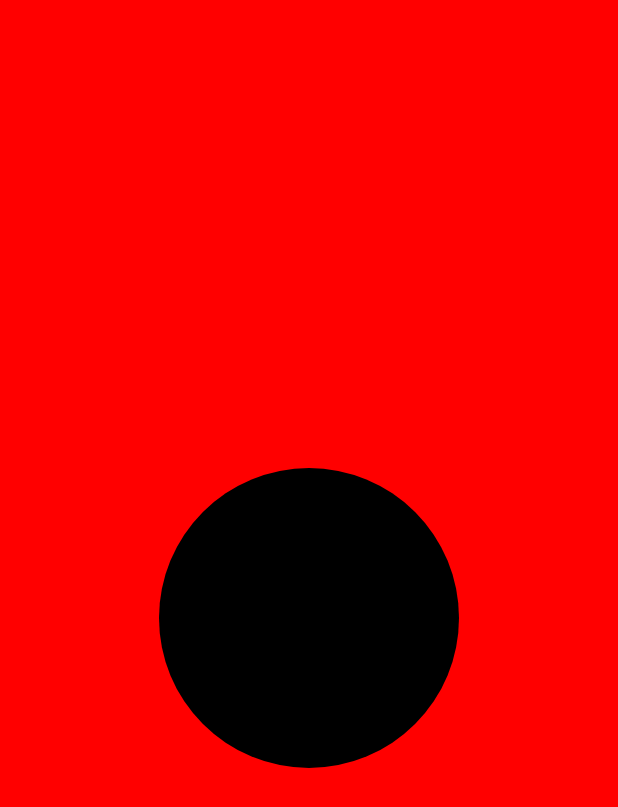
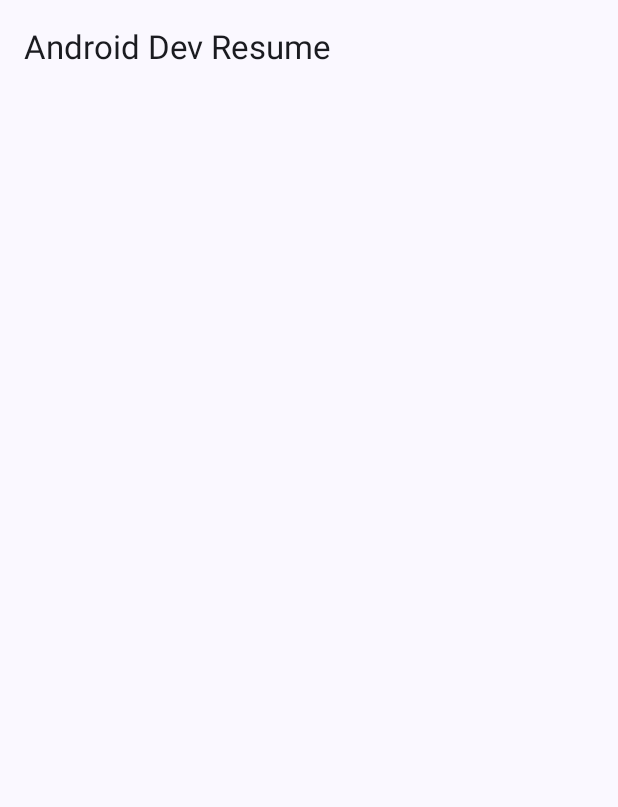
Before and after one commit to inwoo13/ComposeFirst, an Android app built with Jetpack Compose: the screen it shows after launch (MainActivity), on a phone screen of 412 x 824 dp. Shown: the top 807 px of the screen. Run offline under Robolectric (Android 15) with nearby library versions, the phone set to English and light mode, and no system bars.

Commit message:
이력서 앱 - TopBar 생성

```diff
--- a/app/src/main/java/com/inflean/composefirst/MainActivity.kt
+++ b/app/src/main/java/com/inflean/composefirst/MainActivity.kt
@@ -1,100 +1,16 @@
 package com.inflean.composefirst
 
 import android.os.Bundle
-import android.util.Log
-import android.webkit.WebView
 import androidx.activity.ComponentActivity
 import androidx.activity.compose.setContent
-import androidx.compose.foundation.BorderStroke
-import androidx.compose.foundation.Canvas
-import androidx.compose.foundation.Image
-import androidx.compose.foundation.background
-import androidx.compose.foundation.border
-import androidx.compose.foundation.clickable
-import androidx.compose.foundation.layout.Arrangement
-import androidx.compose.foundation.layout.Box
-import androidx.compose.foundation.layout.Column
-import androidx.compose.foundation.layout.Row
-import androidx.compose.foundation.layout.Spacer
-import androidx.compose.foundation.layout.fillMaxSize
-import androidx.compose.foundation.layout.fillMaxWidth
-import androidx.compose.foundation.layout.height
-import androidx.compose.foundation.layout.padding
-import androidx.compose.foundation.layout.size
-import androidx.compose.foundation.layout.width
-import androidx.compose.foundation.lazy.LazyColumn
-import androidx.compose.foundation.lazy.LazyRow
-import androidx.compose.foundation.lazy.grid.GridCells
-import androidx.compose.foundation.lazy.grid.LazyVerticalGrid
-import androidx.compose.foundation.lazy.items
-import androidx.compose.foundation.shape.RoundedCornerShape
-import androidx.compose.material.icons.Icons
-import androidx.compose.material.icons.filled.Add
-import androidx.compose.material.icons.filled.Favorite
-import androidx.compose.material.icons.filled.Home
-import androidx.compose.material.icons.filled.Lock
-import androidx.compose.material.icons.filled.Menu
-import androidx.compose.material.icons.filled.Phone
-import androidx.compose.material.icons.filled.Search
-import androidx.compose.material.icons.filled.Settings
-import androidx.compose.material3.AlertDialog
-import androidx.compose.material3.BottomAppBar
-import androidx.compose.material3.Button
-import androidx.compose.material3.ButtonDefaults
-import androidx.compose.material3.Card
-import androidx.compose.material3.CardDefaults
-import androidx.compose.material3.CircularProgressIndicator
-import androidx.compose.material3.DrawerValue
+import androidx.compose.foundation.layout.PaddingValues
 import androidx.compose.material3.ExperimentalMaterial3Api
-import androidx.compose.material3.FloatingActionButton
-import androidx.compose.material3.Icon
-import androidx.compose.material3.IconButton
-import androidx.compose.material3.LinearProgressIndicator
-import androidx.compose.material3.ModalDrawerSheet
-import androidx.compose.material3.ModalNavigationDrawer
-import androidx.compose.material3.NavigationDrawerItem
 import androidx.compose.material3.Scaffold
-import androidx.compose.material3.Surface
-import androidx.compose.material3.Switch
 import androidx.compose.material3.Text
-import androidx.compose.material3.TextField
 import androidx.compose.material3.TopAppBar
-import androidx.compose.material3.TopAppBarDefaults
-import androidx.compose.material3.rememberDrawerState
 import androidx.compose.runtime.Composable
-import androidx.compose.runtime.MutableState
-import androidx.compose.runtime.getValue
-import androidx.compose.runtime.mutableStateOf
-import androidx.compose.runtime.remember
-import androidx.compose.runtime.rememberCoroutineScope
-import androidx.compose.runtime.setValue
-import androidx.compose.ui.Alignment
-import androidx.compose.ui.Modifier
-import androidx.compose.ui.draw.clip
-import androidx.compose.ui.focus.focusModifier
-import androidx.compose.ui.graphics.Color
-import androidx.compose.ui.graphics.vector.ImageVector
-import androidx.compose.ui.modifier.modifierLocalConsumer
-import androidx.compose.ui.res.painterResource
-import androidx.compose.ui.text.font.FontWeight
 import androidx.compose.ui.tooling.preview.Preview
-import androidx.compose.ui.unit.TextUnit
-import androidx.compose.ui.unit.dp
-import androidx.compose.ui.unit.sp
-import androidx.compose.ui.viewinterop.AndroidView
-import androidx.navigation.NavController
-import androidx.navigation.NavHostController
-import androidx.navigation.compose.NavHost
-import androidx.navigation.compose.composable
-import androidx.navigation.compose.rememberNavController
-import coil.compose.AsyncImage
 import com.inflean.composefirst.ui.theme.ComposeFirstTheme
-import kotlinx.coroutines.launch
-import retrofit2.Response
-import retrofit2.Retrofit
-import retrofit2.converter.gson.GsonConverterFactory
-import retrofit2.http.GET
-import retrofit2.http.Path
 
 // Canvas
 
@@ -103,48 +19,28 @@ class MainActivity : ComponentActivity() {
         super.onCreate(savedInstanceState)
         setContent {
             ComposeFirstTheme {
-                MyCanvas()
+                MyResume()
             }
         }
     }
 }
 
+@OptIn(ExperimentalMaterial3Api::class)
 @Composable
-fun MyCanvas() {
+fun MyResume(){
 
-    Box(
-        modifier = Modifier
-            .fillMaxSize()
-            .height(500.dp)
-            .background(Color.Red)
-    ) {
-        Canvas(modifier = Modifier
-            .size(200.dp)
-            .align(Alignment.Center)) {
-            drawCircle(Color.Black, radius = size.minDimension / 2)
+    Scaffold(
+        topBar = {
+            TopAppBar(title = { Text(text = "Android Dev Resume") })
         }
+    ) {paddingValues ->
+        MyResumeContent(paddingValues)
     }
 
-//    Box(
-//        modifier = Modifier
-//            .width(100.dp)
-//            .height(200.dp)
-//            .background(Color.Green)
-//    ) {
-//        Canvas(modifier = Modifier.fillMaxSize()){
-//            drawCircle(Color.Black, radius = size.minDimension / 2)
-//        }
-//    }
+}
 
-//    Box(
-//        modifier = Modifier
-//            .size(50.dp)
-//            .background(Color.Green)
-//    ) {
-//        Canvas(modifier = Modifier.fillMaxSize()){
-//            drawCircle(Color.Black, radius = size.minDimension / 2)
-//        }
-//    }
+@Composable
+fun MyResumeContent(paddingValues: PaddingValues) {
 
 }
 
@@ -152,6 +48,6 @@ fun MyCanvas() {
 @Composable
 fun GreetingPreview() {
     ComposeFirstTheme {
-        MyCanvas()
+        MyResume()
     }
 }
```
